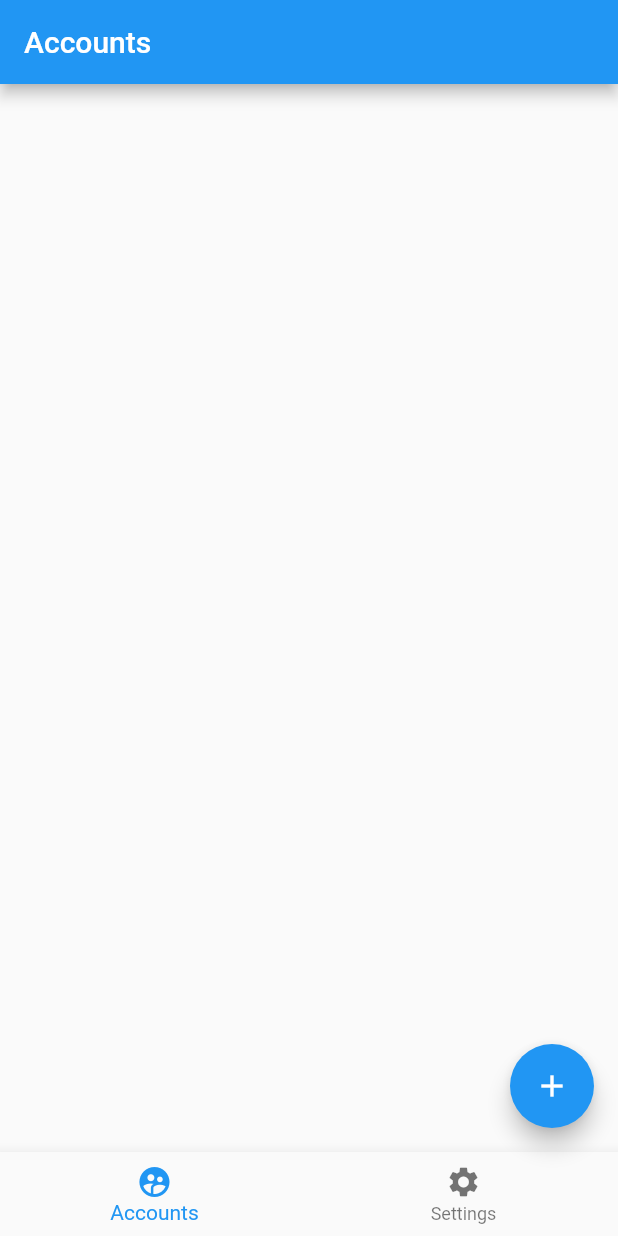
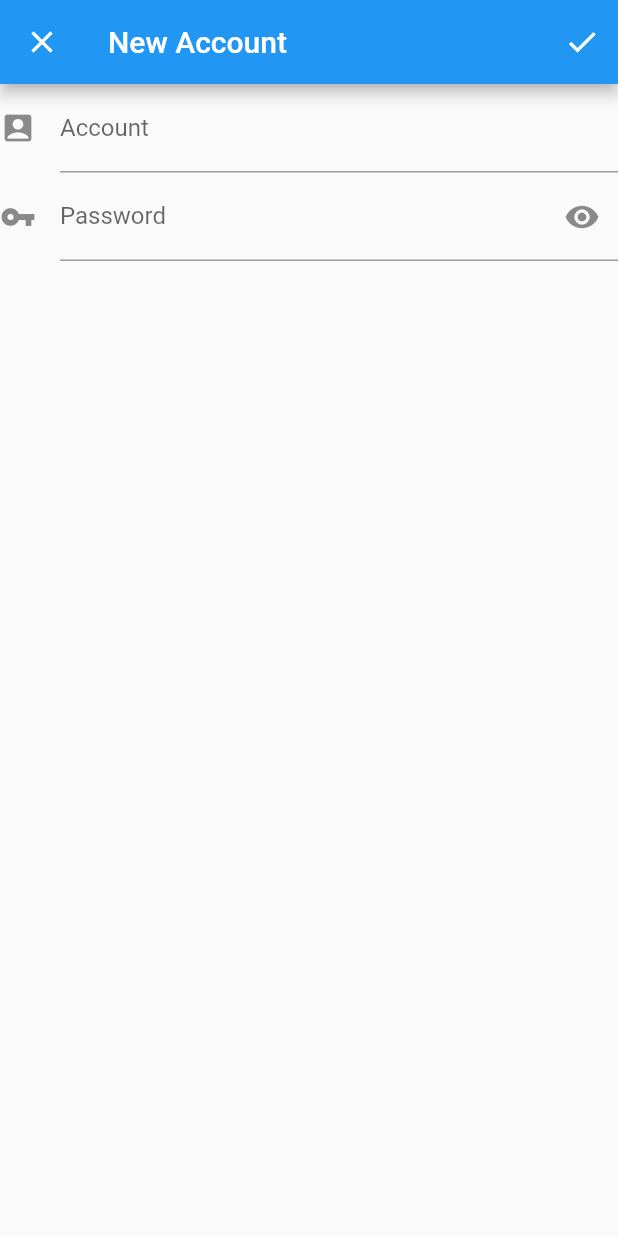
Before and after one commit to q231950/btlb-flutter, a Flutter app: the screen it shows after launch, after a tap on the "add" icon, on a phone screen of 412 x 824 dp. Run offline on Flutter 3.47's test engine with Material 2 defaults, Android fonts, the phone set to English and light mode, and no system bars; our stand-ins replace rxdart.

Commit message:
Fill account creation page with more life

```diff
--- a/lib/src/ui/account_page.dart
+++ b/lib/src/ui/account_page.dart
@@ -3,7 +3,7 @@ import 'package:flutter/material.dart';
 class AccountPage extends StatelessWidget {
   AccountPage();
 
-  static const routeName = "/account";
+  static const String routeName = "/account";
 
   @override
   Widget build(BuildContext context) {
--- a/lib/src/ui/accounts_page.dart
+++ b/lib/src/ui/accounts_page.dart
@@ -1,5 +1,6 @@
 import 'package:btlb_flutter/src/blocs/accounts_bloc.dart';
 import 'package:btlb_flutter/src/ui/accounts_bloc_provider.dart';
+import 'package:btlb_flutter/src/ui/create_account_page.dart';
 import 'package:flutter/widgets.dart';
 import '../mixins/navigatable_page_mixin.dart';
 import 'package:flutter/material.dart';
@@ -13,10 +14,13 @@ class AccountsPage extends StatefulWidget with NavigatablePage {
   /// The action button of the [AccountsPage] adds accounts to the [AccountsBloc].
   @override
   Widget actionButton(BuildContext context) {
-    AccountsBloc bloc = AccountsBlocProvider.of(context);
     return FloatingActionButton(
       onPressed: () {
-        bloc.addAccount();
+        Navigator.of(context).push(new MaterialPageRoute<int>(
+            builder: (BuildContext context) {
+              return new CreateAccountPage();
+            },
+            fullscreenDialog: true));
       },
       child: Icon(Icons.add),
     );
--- /dev/null
+++ b/lib/src/ui/create_account_page.dart
@@ -0,0 +1,112 @@
+import 'package:flutter/material.dart';
+import 'package:flutter/services.dart';
+import 'package:flutter/widgets.dart';
+
+class CreateAccountPage extends StatefulWidget {
+  @override
+  State<StatefulWidget> createState() => _CreateAccountPageState();
+
+  static const String routeName = "create_account";
+}
+
+class _CreateAccountPageState extends State<CreateAccountPage> {
+  bool _obscureText = true;
+  final GlobalKey<FormState> _formKey = GlobalKey<FormState>();
+
+  @override
+  Widget build(BuildContext context) {
+    var form = _form();
+    return Scaffold(
+      appBar: AppBar(
+        title: Text("New Account"),
+        actions: <Widget>[
+          IconButton(
+            icon: Icon(Icons.check),
+            tooltip: "save",
+            onPressed: () {
+              _handleSave(context);
+            },
+          )
+        ],
+      ),
+      body: form,
+    );
+  }
+
+  void _handleSave(BuildContext context) {
+    final FormState form = _formKey.currentState;
+    var valid = form.validate();
+    if (valid) {
+      print("save...");
+    } else {
+      print("fill all fields");
+    }
+  }
+
+  Form _form() {
+    return Form(
+      key: _formKey,
+      child: Column(
+        children: <Widget>[_accountFormField(), _passwordFormField()],
+      ),
+    );
+  }
+
+  FormField _accountFormField() {
+    return FormField<String>(
+      enabled: true,
+      builder: (state) {
+        return TextFormField(
+          decoration: const InputDecoration(
+            icon: Icon(Icons.account_box),
+            labelText: 'Account',
+          ),
+          keyboardType: TextInputType.text,
+          onSaved: (String value) {
+            print("onSaved");
+          },
+          inputFormatters: <TextInputFormatter>[
+            BlacklistingTextInputFormatter.singleLineFormatter
+          ],
+        );
+      },
+      validator: _filledFormFieldValidator,
+    );
+  }
+
+  FormField _passwordFormField() {
+    return FormField(
+        enabled: true,
+        builder: (state) {
+          return TextFormField(
+            decoration: InputDecoration(
+              labelText: "Password",
+              icon: Icon(Icons.vpn_key),
+              suffixIcon: IconButton(
+                onPressed: () {
+                  setState(() {
+                    _obscureText = !_obscureText;
+                  });
+                },
+                icon: Icon(
+                  _obscureText ? Icons.visibility : Icons.visibility_off,
+                  semanticLabel:
+                      _obscureText ? 'show password' : 'hide password',
+                ),
+              ),
+            ),
+            keyboardType: TextInputType.text,
+            obscureText: _obscureText,
+            autocorrect: false,
+            validator: _filledFormFieldValidator,
+          );
+        });
+  }
+
+  String _filledFormFieldValidator(String s) {
+    if (s != null) {
+      return s.length > 0 ? null : "asd";
+    }
+    return "this field is required";
+  }
+}
```
Also changed, not shown: 2 other files.
